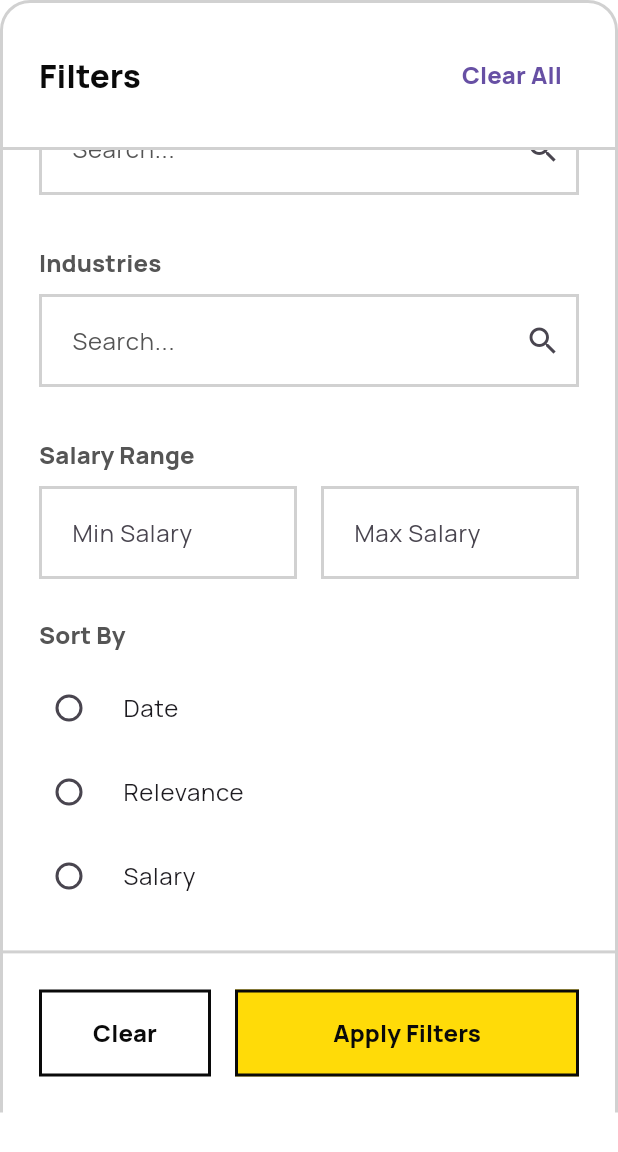
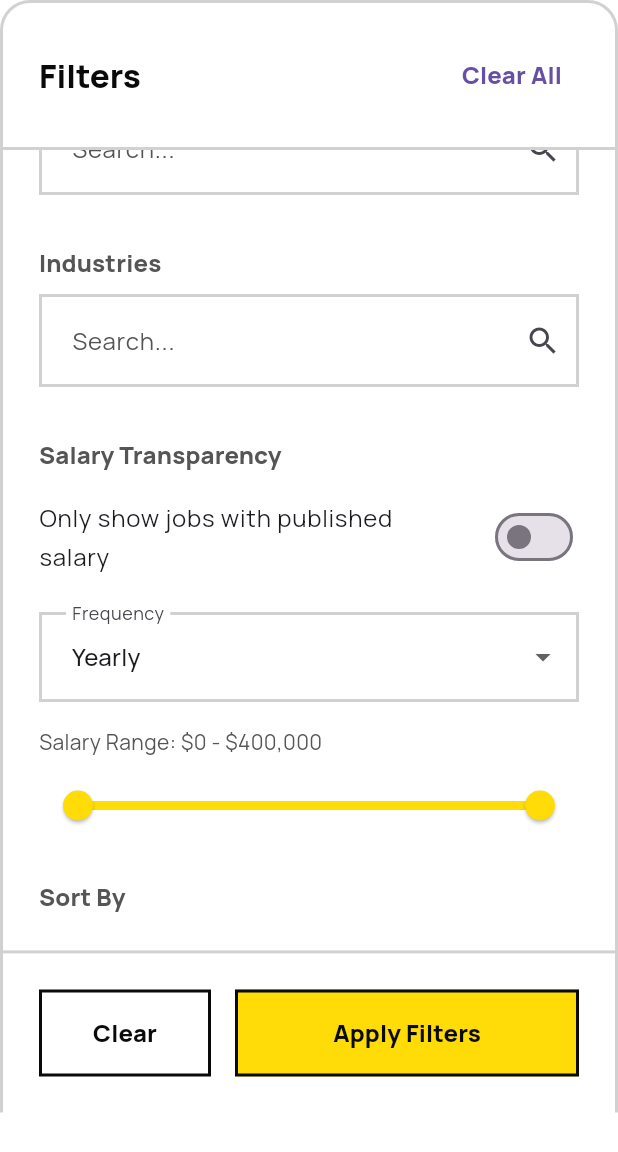
Before and after one commit to medwonuola/job_tracker_app, a Flutter app: the FiltersBottomSheet widget shown alone on an empty page, opened directly, scrolled down 576 dp, on a phone screen of 412 x 824 dp. Shown: the top 1152 px of the screen. Run offline on Flutter 3.47's test engine with Material 3 defaults, Android fonts, the phone set to English and light mode, and no system bars; our stand-ins replace cached_network_image, dio, flutter_html, flutter_remix, google_fonts, shared_preferences; accounts and stored records are empty; network calls fail.

Commit message:
feat(search): enhance filters with salary range slider, frequency, and transparency toggle

```diff
--- /dev/null
+++ b/lib/core/utils/throttler.dart
@@ -0,0 +1,23 @@
+import 'dart:async';
+
+class Throttler {
+  final Duration delay;
+  Timer? _timer;
+  bool _isThrottled = false;
+
+  Throttler({required this.delay});
+
+  void call(void Function() callback) {
+    if (!_isThrottled) {
+      callback();
+      _isThrottled = true;
+      _timer = Timer(delay, () {
+        _isThrottled = false;
+      });
+    }
+  }
+
+  void dispose() {
+    _timer?.cancel();
+  }
+}
--- a/lib/data/models/search_filters.dart
+++ b/lib/data/models/search_filters.dart
@@ -20,6 +20,10 @@ class SearchFilters {
   final String? sortBy;
   final int? size;
   final int? page;
+  final bool restrictTransparent;
+  final double? minPay;
+  final double? maxPay;
+  final String? frequency;
 
   const SearchFilters({
     this.locationShort,
@@ -38,6 +42,10 @@ class SearchFilters {
     this.sortBy,
     this.size,
     this.page,
+    this.restrictTransparent = false,
+    this.minPay,
+    this.maxPay,
+    this.frequency,
   });
 
   factory SearchFilters.fromJson(Map<String, dynamic> json) =>
@@ -62,6 +70,10 @@ class SearchFilters {
     String? sortBy,
     int? size,
     int? page,
+    bool? restrictTransparent,
+    double? minPay,
+    double? maxPay,
+    String? frequency,
   }) {
     return SearchFilters(
       locationShort: locationShort ?? this.locationShort,
@@ -80,6 +92,10 @@ class SearchFilters {
       sortBy: sortBy ?? this.sortBy,
       size: size ?? this.size,
       page: page ?? this.page,
+      restrictTransparent: restrictTransparent ?? this.restrictTransparent,
+      minPay: minPay ?? this.minPay,
+      maxPay: maxPay ?? this.maxPay,
+      frequency: frequency ?? this.frequency,
     );
   }
 
@@ -113,6 +129,17 @@ class SearchFilters {
     if (size != null) params['size'] = size.toString();
     if (page != null) params['page'] = page.toString();
 
+    if (restrictTransparent) {
+      params['restrictJobsToTransparentSalaries'] = 'true';
+    }
+    if (minPay != null) {
+      params['minCompensationLowEnd'] = minPay!.round().toString();
+    }
+    if (maxPay != null) {
+      params['maxCompensationHighEnd'] = maxPay!.round().toString();
+    }
+    if (frequency != null) params['calcFrequency'] = frequency;
+
     return params;
   }
 
@@ -130,6 +157,10 @@ class SearchFilters {
         salaryMax == null &&
         salaryCurrency == null &&
         salaryFrequency == null &&
-        sortBy == null;
+        sortBy == null &&
+        !restrictTransparent &&
+        minPay == null &&
+        maxPay == null &&
+        frequency == null;
   }
 }
--- a/lib/features/job_search/widgets/filters_bottom_sheet.dart
+++ b/lib/features/job_search/widgets/filters_bottom_sheet.dart
@@ -3,6 +3,7 @@ import 'package:job_tracker_app/api/api_service.dart';
 import 'package:job_tracker_app/core/theme/app_colors.dart';
 import 'package:job_tracker_app/core/theme/app_spacing.dart';
 import 'package:job_tracker_app/core/utils/debouncer.dart';
+import 'package:job_tracker_app/core/utils/throttler.dart';
 import 'package:job_tracker_app/core/widgets/context_button.dart';
 import 'package:job_tracker_app/data/models/search_filters.dart';
 import 'package:job_tracker_app/data/providers/job_search_provider.dart';
@@ -20,6 +21,7 @@ class _FiltersBottomSheetState extends State<FiltersBottomSheet> {
   final ApiService _apiService = ApiService();
   final Debouncer _departmentDebouncer = Debouncer(delay: const Duration(milliseconds: 250));
   final Debouncer _industryDebouncer = Debouncer(delay: const Duration(milliseconds: 250));
+  final Throttler _salaryThrottler = Throttler(delay: const Duration(milliseconds: 300));
 
   List<String> _availableDepartments = [];
   List<String> _availableIndustries = [];
@@ -30,6 +32,7 @@ class _FiltersBottomSheetState extends State<FiltersBottomSheet> {
   final List<String> _commitmentTypes = ['Full-time', 'Part-time', 'Contract', 'Internship'];
   final List<String> _seniorityLevels = ['Internship', 'Entry level', 'Associate', 'Mid-Senior level', 'Director', 'Executive'];
   final List<String> _sortOptions = ['Date', 'Relevance', 'Salary'];
+  final List<String> _frequencyOptions = ['Yearly', 'Monthly'];
 
   @override
   void initState() {
@@ -43,6 +46,7 @@ class _FiltersBottomSheetState extends State<FiltersBottomSheet> {
   void dispose() {
     _departmentDebouncer.dispose();
     _industryDebouncer.dispose();
+    _salaryThrottler.dispose();
     super.dispose();
   }
 
@@ -194,8 +198,8 @@ class _FiltersBottomSheetState extends State<FiltersBottomSheet> {
                     ),
                   ),
                   _buildSection(
-                    'Salary Range',
-                    _buildSalarySection(),
+                    'Salary Transparency',
+                    _buildTransparentSalarySection(),
                   ),
                   _buildSection(
                     'Sort By',
@@ -362,43 +366,78 @@ class _FiltersBottomSheetState extends State<FiltersBottomSheet> {
     );
   }
 
-  Widget _buildSalarySection() {
+  Widget _buildTransparentSalarySection() {
+    final currentMin = _filters.minPay ?? 0.0;
+    final currentMax = _filters.maxPay ?? 400000.0;
+    final frequency = _filters.frequency ?? 'Yearly';
+
     return Column(
+      crossAxisAlignment: CrossAxisAlignment.start,
       children: [
-        Row(
-          children: [
-            Expanded(
-              child: TextField(
-                decoration: const InputDecoration(
-                  labelText: 'Min Salary',
-                  prefixText: '\$',
-                ),
-                keyboardType: TextInputType.number,
+        SwitchListTile(
+          title: const Text('Only show jobs with published salary'),
+          value: _filters.restrictTransparent,
           onChanged: (value) {
-                  final salary = int.tryParse(value);
             setState(() {
-                    _filters = _filters.copyWith(salaryMin: salary);
+              _filters = _filters.copyWith(restrictTransparent: value);
             });
           },
+          contentPadding: EdgeInsets.zero,
+          activeColor: ContextColors.accent,
         ),
+        const SizedBox(height: ContextSpacing.md),
+        DropdownButtonFormField<String>(
+          decoration: const InputDecoration(
+            labelText: 'Frequency',
           ),
-            const SizedBox(width: ContextSpacing.md),
-            Expanded(
-              child: TextField(
-                decoration: const InputDecoration(
-                  labelText: 'Max Salary',
-                  prefixText: '\$',
+          value: frequency,
+          items: _frequencyOptions.map((String option) {
+            return DropdownMenuItem<String>(
+              value: option,
+              child: Text(option),
+            );
+          }).toList(),
+          onChanged: (String? newValue) {
+            if (newValue != null) {
+              setState(() {
+                _filters = _filters.copyWith(frequency: newValue);
+              });
+            }
+          },
         ),
-                keyboardType: TextInputType.number,
-                onChanged: (value) {
-                  final salary = int.tryParse(value);
+        const SizedBox(height: ContextSpacing.md),
+        Text(
+          'Salary Range: \$${currentMin.round().toString().replaceAllMapped(RegExp(r'(\d{1,3})(?=(\d{3})+(?!\d))'), (Match m) => '${m[1]},')} - \$${currentMax.round().toString().replaceAllMapped(RegExp(r'(\d{1,3})(?=(\d{3})+(?!\d))'), (Match m) => '${m[1]},')}',
+          style: Theme.of(context).textTheme.bodyMedium,
+        ),
+        const SizedBox(height: ContextSpacing.sm),
+        RangeSlider(
+          values: RangeValues(currentMin, currentMax),
+          min: 0.0,
+          max: 400000.0,
+          divisions: 80,
+          labels: RangeLabels(
+            '\$${(currentMin / 1000).round()}k',
+            '\$${(currentMax / 1000).round()}k',
+          ),
+          onChanged: (RangeValues values) {
+            _salaryThrottler(() {
+              final minVal = values.start;
+              final maxVal = values.end;
+
+              final correctedMin = minVal <= maxVal ? minVal : maxVal;
+              final correctedMax = minVal <= maxVal ? maxVal : minVal;
+
               setState(() {
-                    _filters = _filters.copyWith(salaryMax: salary);
+                _filters = _filters.copyWith(
+                  minPay: correctedMin,
+                  maxPay: correctedMax,
+                );
+              });
             });
           },
-              ),
-            ),
-          ],
+          activeColor: ContextColors.accent,
+          inactiveColor: ContextColors.border,
         ),
       ],
     );
```
Also changed, not shown: lib/data/models/search_filters.g.dart. Lines whose indentation alone changed are shown as unchanged.
